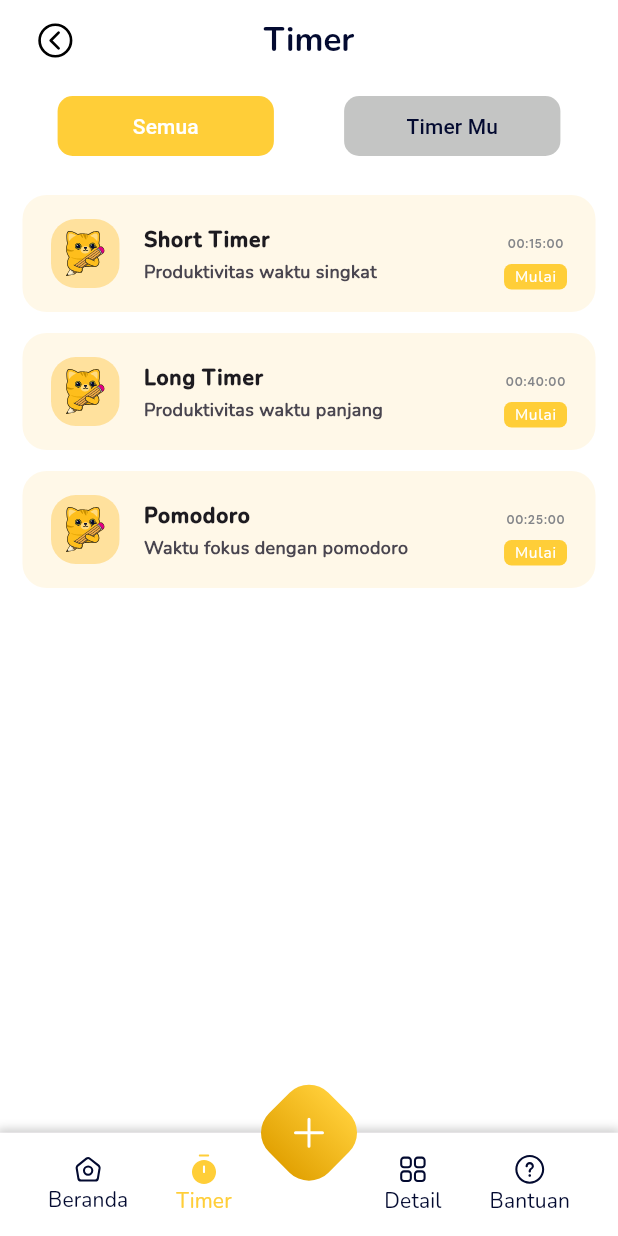
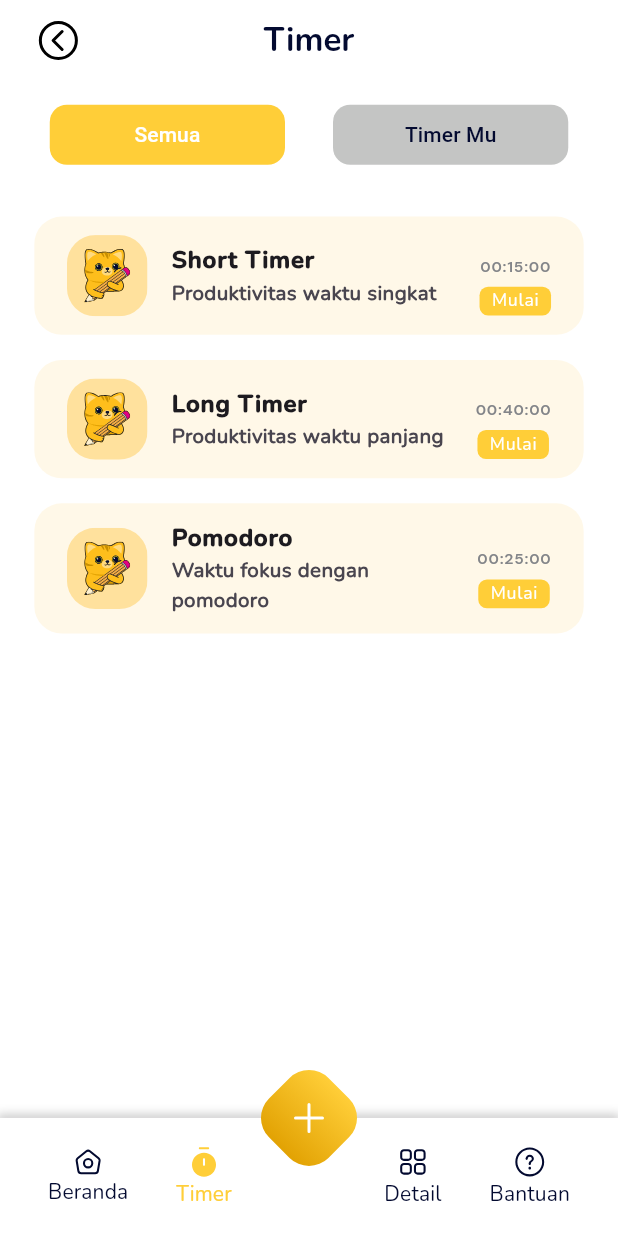
Before and after one commit to Ilhamroe/Time_Minder_Public, a Flutter app: the NavbarBottom screen opened by its route, item 2 of the bottom bar chosen, on a phone screen of 412 x 824 dp. Run offline on Flutter 3.47's test engine with Material 3 defaults, Android fonts, the phone set to English and light mode, and no system bars; our stand-ins replace audioplayers, circular_countdown_timer, easy_date_timeline, flutter_local_notifications, flutter_screenutil, flutter_svg and 6 more; missing offline and left inert: tutorial_coach_mark; accounts and stored records are empty; project files that could hold a hidden picture were left out.

Commit message:
update revisi ui homepage, timerpage, faqpage

```diff
--- a/lib/pages/timer_page.dart
+++ b/lib/pages/timer_page.dart
@@ -184,8 +184,8 @@ class _TimerPageState extends State<TimerPage> with TickerProviderStateMixin {
             title: selectedItems.isNotEmpty
                 ? Text(
                     "${selectedItems.length}",
-                    style: const TextStyle(
-                        fontSize: 25,
+                    style: TextStyle(
+                        fontSize: 25.sp,
                         color: cetaceanBlue,
                         fontFamily: 'Nunito'),
                     textAlign: TextAlign.left,
@@ -199,7 +199,7 @@ class _TimerPageState extends State<TimerPage> with TickerProviderStateMixin {
                 ? Row(
                     children: [
                       SizedBox(
-                        width: MediaQuery.of(context).size.width * 0.04,
+                        width: screenSize.width * 0.04.w,
                       ),
                       Expanded(
                         child: IconButton(
@@ -211,9 +211,9 @@ class _TimerPageState extends State<TimerPage> with TickerProviderStateMixin {
                               updateSelectedItems(selectedItems);
                             });
                           },
-                          icon: const Icon(
+                          icon: Icon(
                             Icons.close_rounded,
-                            size: 30,
+                            size: 30.w,
                           ),
                         ),
                       ),
@@ -236,8 +236,8 @@ class _TimerPageState extends State<TimerPage> with TickerProviderStateMixin {
                           padding: const EdgeInsets.only(left: 20).w,
                           icon: SvgPicture.asset(
                             "assets/images/button_back.svg",
-                            width: 28,
-                            height: 28,
+                            width: 28.w,
+                            height: 28.w,
                           ),
                         ),
                       ),
@@ -246,7 +246,7 @@ class _TimerPageState extends State<TimerPage> with TickerProviderStateMixin {
             actions: [
               selectedItems.isNotEmpty
                   ? Padding(
-                      padding: const EdgeInsets.only(right: 10.0),
+                      padding: const EdgeInsets.only(right: 10.0).w,
                       child: Row(
                         mainAxisAlignment: MainAxisAlignment.start,
                         children: [
@@ -261,8 +261,8 @@ class _TimerPageState extends State<TimerPage> with TickerProviderStateMixin {
                                   } /* => _showModal((int? id) {}, _allData[index]['id'])*/,
                                   icon: SvgPicture.asset(
                                       "assets/images/edit_ui.svg",
-                                      width: 23,
-                                      height: 23),
+                                      width: 23.w,
+                                      height: 23.w),
                                 )
                               : Container(),
                           IconButton(
@@ -273,53 +273,42 @@ class _TimerPageState extends State<TimerPage> with TickerProviderStateMixin {
                                   return AlertDialog(
                                     surfaceTintColor: Colors.white,
                                     shape: RoundedRectangleBorder(
-                                      borderRadius: BorderRadius.circular(10.0),
+                                      borderRadius:
+                                          BorderRadius.circular(10.0).w,
                                     ),
                                     content: SizedBox(
-                                      width: MediaQuery.of(context).size.width *
-                                          0.68,
-                                      height:
-                                          MediaQuery.of(context).size.height *
-                                              0.42,
+                                      width: screenSize.width * 0.68.w,
+                                      height: screenSize.height * 0.42.h,
                                       child: Column(
                                         mainAxisSize: MainAxisSize.min,
                                         children: [
                                           SizedBox(
-                                            height: MediaQuery.of(context)
-                                                    .size
-                                                    .height *
-                                                0.2,
+                                            height: screenSize.height * 0.2.h,
                                             child: SvgPicture.asset(
                                               'assets/images/confirm_popup.svg',
                                               fit: BoxFit.contain,
-                                              width: MediaQuery.of(context)
-                                                      .size
-                                                      .width *
-                                                  0.2,
-                                              height: MediaQuery.of(context)
-                                                      .size
-                                                      .width *
-                                                  0.2,
+                                              width: screenSize.width * 0.2.w,
+                                              height: screenSize.width * 0.2.h,
                                             ),
                                           ),
-                                          const Text(
+                                          Text(
                                             "Timer akan dihapus,",
                                             textAlign: TextAlign.center,
                                             style: TextStyle(
                                               fontFamily: 'Nunito',
-                                              fontSize: 15,
+                                              fontSize: 15.sp,
                                             ),
                                           ),
-                                          const SizedBox(height: 20.0),
-                                          const Text(
+                                          SizedBox(height: 20.0.h),
+                                          Text(
                                             "Apakah Anda yakin?",
                                             textAlign: TextAlign.center,
                                             style: TextStyle(
                                               fontFamily: 'Nunito',
-                                              fontSize: 21,
+                                              fontSize: 21.sp,
                                             ),
                                           ),
-                                          const SizedBox(height: 20.0),
+                                          SizedBox(height: 20.0.h),
                                           Row(
                                             mainAxisAlignment:
                                                 MainAxisAlignment.center,
@@ -328,7 +317,8 @@ class _TimerPageState extends State<TimerPage> with TickerProviderStateMixin {
                                                 decoration: BoxDecoration(
                                                   borderRadius:
                                                       BorderRadius.circular(
-                                                          10.0),
+                                                              10.0)
+                                                          .w,
                                                   color: halfGrey,
                                                 ),
                                                 child: TextButton(
@@ -342,12 +332,13 @@ class _TimerPageState extends State<TimerPage> with TickerProviderStateMixin {
                                                   ),
                                                 ),
                                               ),
-                                              const SizedBox(width: 30),
+                                              SizedBox(width: 30.w),
                                               Container(
                                                 decoration: BoxDecoration(
                                                   borderRadius:
                                                       BorderRadius.circular(
-                                                          10.0),
+                                                              10.0)
+                                                          .w,
                                                   color: ripeMango,
                                                 ),
                                                 /*  --------------------------------HANDLER DELETE------------------------------------------- */
@@ -390,8 +381,8 @@ class _TimerPageState extends State<TimerPage> with TickerProviderStateMixin {
                             },
                             icon: SvgPicture.asset(
                                 "assets/images/delete_ui.svg",
-                                width: 23,
-                                height: 23),
+                                width: 23.w,
+                                height: 23.h),
                           ),
                         ],
                       ),
@@ -400,7 +391,7 @@ class _TimerPageState extends State<TimerPage> with TickerProviderStateMixin {
             ],
             backgroundColor: pureWhite,
             bottom: PreferredSize(
-              preferredSize: const Size.fromHeight(60.0),
+              preferredSize: Size.fromHeight(60.0.h),
               child: TabBar(
                 controller: tabController,
                 physics: const NeverScrollableScrollPhysics(),
@@ -412,19 +403,19 @@ class _TimerPageState extends State<TimerPage> with TickerProviderStateMixin {
                 },
                 tabs: [
                   Tab(
-                    height: 60,
+                    height: 60.h,
                     child: Padding(
                       padding: const EdgeInsets.only(
                         left: 15,
-                      ),
+                      ).w,
                       child: Container(
                         alignment: Alignment.centerRight,
                         height: 40,
-                        width: MediaQuery.of(context).size.width * 0.35,
-                        padding: const EdgeInsets.only(left: 20, right: 20),
+                        width: screenSize.width * 0.35.w,
+                        padding: const EdgeInsets.symmetric(horizontal: 20).w,
                         decoration: BoxDecoration(
                           color: selectedIndex == 0 ? ripeMango : halfGrey,
-                          borderRadius: BorderRadius.circular(10),
+                          borderRadius: BorderRadius.circular(10).w,
                         ),
                         child: Align(
                           alignment: Alignment.center,
@@ -440,19 +431,19 @@ class _TimerPageState extends State<TimerPage> with TickerProviderStateMixin {
                     ),
                   ),
                   Tab(
-                    height: 60,
+                    height: 60.h,
                     child: Padding(
                       padding: const EdgeInsets.only(
                         right: 15,
-                      ),
+                      ).w,
                       child: Container(
                         alignment: Alignment.topCenter,
                         height: 40,
-                        width: MediaQuery.of(context).size.width * 0.35,
-                        padding: const EdgeInsets.only(left: 20, right: 20),
+                        width: screenSize.width * 0.35.w,
+                        padding: const EdgeInsets.symmetric(horizontal: 20).w,
                         decoration: BoxDecoration(
                           color: selectedIndex == 0 ? halfGrey : ripeMango,
-                          borderRadius: BorderRadius.circular(10),
+                          borderRadius: BorderRadius.circular(10).w,
                         ),
                         child: Align(
                           alignment: Alignment.center,
@@ -469,9 +460,9 @@ class _TimerPageState extends State<TimerPage> with TickerProviderStateMixin {
                   ),
                 ],
                 indicatorSize: TabBarIndicatorSize.tab,
-                indicator: const UnderlineTabIndicator(
+                indicator: UnderlineTabIndicator(
                   borderSide: BorderSide(
-                    width: 2,
+                    width: 2.w,
                     color: Colors.transparent,
                   ),
                 ),
@@ -485,7 +476,7 @@ class _TimerPageState extends State<TimerPage> with TickerProviderStateMixin {
             controller: tabController,
             children: [
               ListView.builder(
-                padding: const EdgeInsets.symmetric(horizontal: 15),
+                padding: const EdgeInsets.symmetric(horizontal: 20).w,
                 itemCount: 2,
                 shrinkWrap: true,
                 itemBuilder: (BuildContext context, int index) {
@@ -502,7 +493,7 @@ class _TimerPageState extends State<TimerPage> with TickerProviderStateMixin {
                 },
               ),
               Padding(
-                padding: const EdgeInsets.symmetric(horizontal: 15),
+                padding: const EdgeInsets.symmetric(horizontal: 20).w,
                 child: _allData.isEmpty
                     ? Column(
                         mainAxisAlignment: MainAxisAlignment.center,
@@ -510,15 +501,14 @@ class _TimerPageState extends State<TimerPage> with TickerProviderStateMixin {
                         children: [
                           SvgPicture.asset(
                             "assets/images/cat_setting.svg",
-                            width: screenSize.width * 0.3,
+                            width: screenSize.width * 0.3.w,
                           ),
-                          SizedBox(
-                              height: MediaQuery.of(context).size.width * 0.02),
-                          const Text(
+                          SizedBox(height: screenSize.width * 0.02.h),
+                          Text(
                             "Ayo tambahkan timer sesuai keinginanmu!",
                             style: TextStyle(
                               fontFamily: 'Nunito',
-                              fontSize: 14,
+                              fontSize: 14.sp,
                               color: darkGrey,
                             ),
                           ),
--- a/lib/widgets/common/bottom_navbar.dart
+++ b/lib/widgets/common/bottom_navbar.dart
@@ -95,6 +95,7 @@ class _NavbarBottomState extends State<NavbarBottom> {
 
   @override
   Widget build(BuildContext context) {
+    final Size screenSize = MediaQuery.of(context).size;
     return DoubleBackToCloseApp(
       snackBarMessage: 'Tekan sekali lagi untuk keluar',
       child: Scaffold(
@@ -134,7 +135,7 @@ class _NavbarBottomState extends State<NavbarBottom> {
         ),
         floatingActionButtonLocation: FloatingActionButtonLocation.centerDocked,
         bottomNavigationBar: Container(
-          height: MediaQuery.of(context).size.width * 0.14.h,
+          height: screenSize.width * 0.16.h,
           decoration: BoxDecoration(
             boxShadow: [
               BoxShadow(
--- a/lib/widgets/common/timer_recommendations_page.dart
+++ b/lib/widgets/common/timer_recommendations_page.dart
@@ -1,4 +1,5 @@
 import 'package:flutter/material.dart';
+import 'package:flutter_screenutil/flutter_screenutil.dart';
 import 'package:flutter_svg/flutter_svg.dart';
 import 'package:flutter_svg/svg.dart';
 import 'package:time_minder/database/db_helper.dart';
@@ -83,60 +84,60 @@ class _RecommendationTimerPageState extends State<RecommendationTimerPage> {
             ));
           },
           child: Container(
-            margin: const EdgeInsets.only(top: 14.0),
+            margin: const EdgeInsets.only(top: 14.0).h,
             decoration: BoxDecoration(
-              borderRadius: BorderRadius.circular(16.0),
+              borderRadius: BorderRadius.circular(16.0).w,
               color: offOrange,
             ),
             child: ListTile(
               contentPadding:
-                  const EdgeInsets.symmetric(vertical: 3.0, horizontal: 19.0),
+                  const EdgeInsets.symmetric(vertical: 3.0, horizontal: 19.0).w,
               leading: ClipRRect(
                 borderRadius: BorderRadius.circular(
-                  MediaQuery.of(context).size.width * 0.04,
-                ),
+                  screenSize.width * 0.04,
+                ).w,
                 child: Container(
                   padding:
-                      const EdgeInsets.symmetric(vertical: 8, horizontal: 10),
+                      const EdgeInsets.symmetric(vertical: 8, horizontal: 10).w,
                   color: heliotrope,
                   child: SvgPicture.asset(
                     Timerlist[index].image,
-                    height: 30,
+                    height: 30.h,
                   ),
                 ),
               ),
               title: Text(
                 Timerlist[index].title,
-                style: const TextStyle(
+                style: TextStyle(
                   fontFamily: 'Nunito-Bold',
                   fontWeight: FontWeight.w900,
-                  fontSize: 14,
+                  fontSize: 14.sp,
                 ),
               ),
               subtitle: Text(
                 Timerlist[index].description,
-                style: const TextStyle(
+                style: TextStyle(
                   fontFamily: 'Nunito',
                   fontWeight: FontWeight.w600,
-                  fontSize: 12,
+                  fontSize: 12.sp,
                 ),
               ),
               trailing: Column(
                 children: [
-                  const SizedBox(
-                    height: 15,
+                  SizedBox(
+                    height: 12.h,
                   ),
                   Text(
                     Timerlist[index].time,
-                    style: const TextStyle(
+                    style: TextStyle(
                       fontFamily: 'DMSans',
                       fontWeight: FontWeight.w600,
-                      fontSize: 8,
+                      fontSize: 9.sp,
                       color: darkGrey,
                     ),
                   ),
-                  const SizedBox(
-                    height: 8.0,
+                  SizedBox(
+                    height: 5.0.h,
                   ),
                   GestureDetector(
                     onTap: selectedItems.isNotEmpty
@@ -154,17 +155,17 @@ class _RecommendationTimerPageState extends State<RecommendationTimerPage> {
                       ignoring: selectedItems.isNotEmpty,
                       child: Container(
                         padding: const EdgeInsets.symmetric(
-                            vertical: 1, horizontal: 7),
+                            vertical: 1, horizontal: 7).w,
                         decoration: BoxDecoration(
                           color: ripeMango,
-                          borderRadius: BorderRadius.circular(5),
+                          borderRadius: BorderRadius.circular(5).w,
                         ),
                         child: selectedItems.isNotEmpty
                             ? Text(
                                 "pilih",
                                 style: TextStyle(
                                   fontFamily: 'Nunito',
-                                  fontSize: screenSize.width * 0.025,
+                                  fontSize: screenSize.width * 0.025.sp,
                                   color: pureWhite,
                                 ),
                               )
@@ -172,7 +173,7 @@ class _RecommendationTimerPageState extends State<RecommendationTimerPage> {
                                 "Mulai",
                                 style: TextStyle(
                                   fontFamily: 'Nunito',
-                                  fontSize: screenSize.width * 0.025,
+                                  fontSize: screenSize.width * 0.025.sp,
                                   color: pureWhite,
                                 ),
                               ),
```
Also changed, not shown: lib/pages/faq_page.dart (+9 -7 lines), lib/widgets/common/on_back_button.dart (+15 -13 lines), lib/widgets/common/timer_list_page_hold.dart (+26 -26 lines), lib/widgets/common/timer_list_page_no_hold.dart (+22 -20 lines), lib/widgets/faq_page/helpWidget1.dart (+30 -27 lines), lib/widgets/faq_page/helpWidget2.dart (+9 -14 lines), lib/widgets/faq_page/helpWidget3.dart (+30 -29 lines), lib/widgets/faq_page/helpWidget4.dart (+10 -8 lines), lib/widgets/faq_page/helpWidget5.dart (+8 -6 lines), lib/widgets/modal_timer/add_modal.dart (+25 -23 lines), lib/widgets/modal_timer/alert_data.dart (+17 -5 lines), lib/widgets/modal_timer/setting_break.dart (+21 -20 lines), lib/widgets/modal_timer/setting_time.dart (+12 -10 lines), lib/widgets/home_page/gird_recommendation.dart (line endings or trailing spaces).
